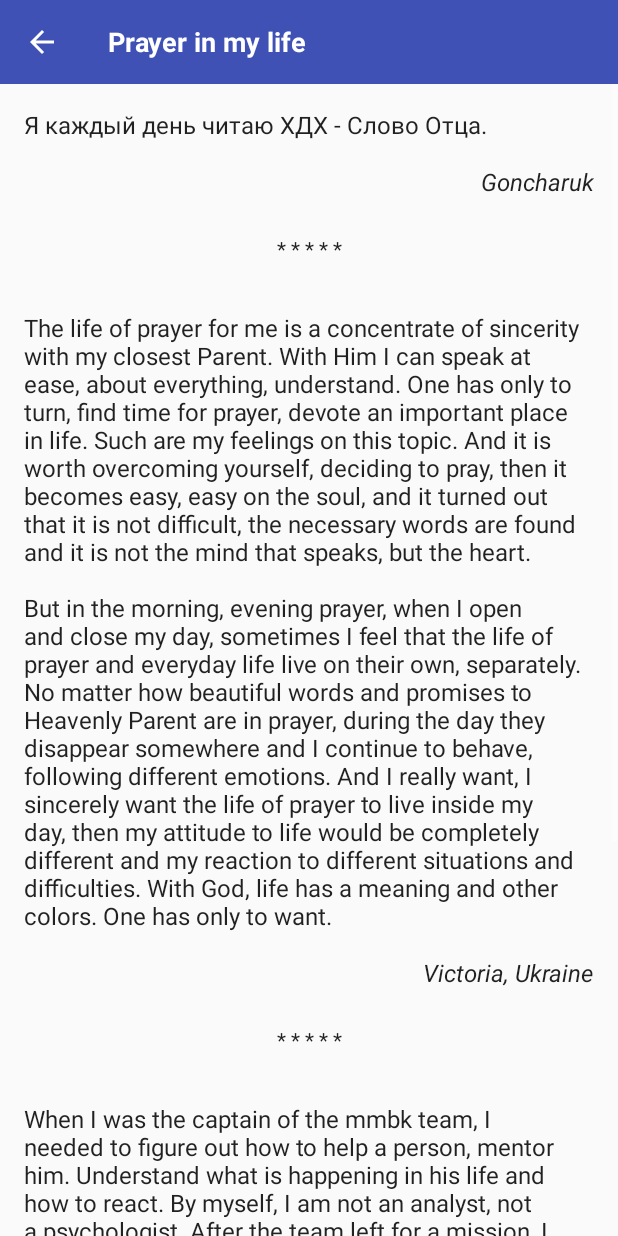
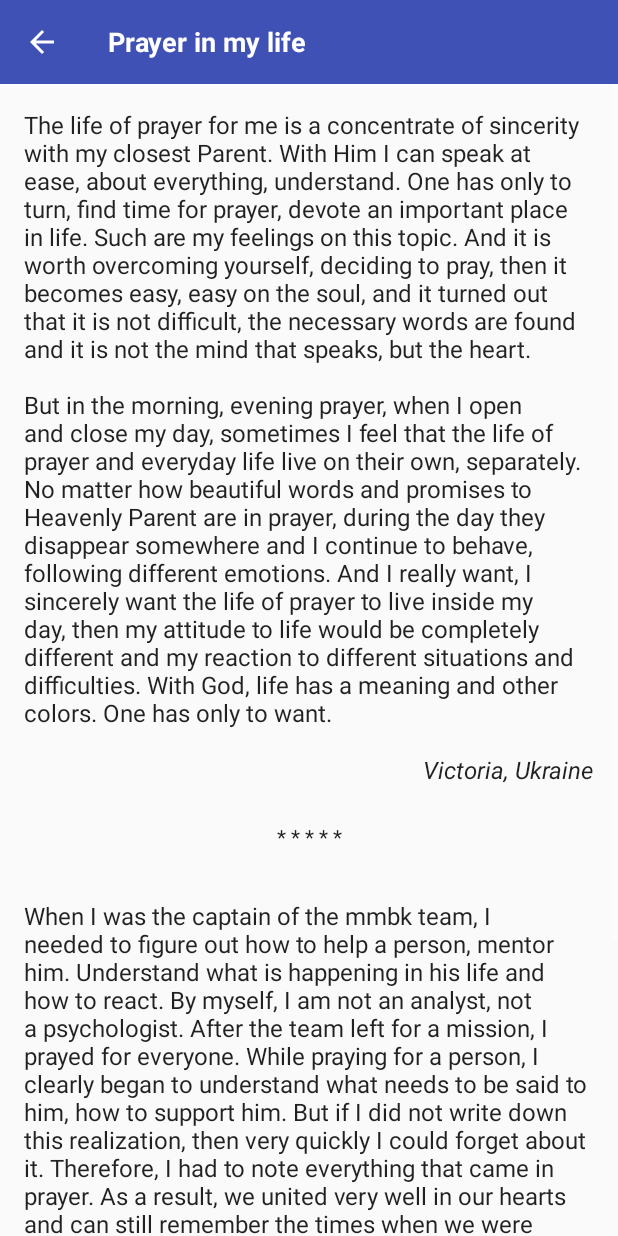
Before and after one commit to akademiya/BestFriendsKotlin, an Android app: the ExperiencesPrayerView screen opened directly, with no data from a screen before it, on a phone screen of 412 x 824 dp. Run offline under Robolectric (Android 15) with nearby library versions, the phone set to English and light mode, and no system bars; 4 statements that could not run were skipped.

Commit message:
hide ryba

```diff
--- a/app/src/main/res/layout/view_experiences_prayer.xml
+++ b/app/src/main/res/layout/view_experiences_prayer.xml
@@ -34,24 +34,24 @@
                 android:layout_height="wrap_content"
                 android:orientation="vertical">
 
-                <TextView
-                    style="@style/TextStyle_Body2_Primary_Dark"
-                    android:layout_marginStart="16dp"
-                    android:layout_marginTop="16dp"
-                    android:layout_marginEnd="16dp"
-                    android:layout_marginBottom="8dp"
-                    android:text="@string/exp3" />
+<!--                <TextView-->
+<!--                    style="@style/TextStyle_Body2_Primary_Dark"-->
+<!--                    android:layout_marginStart="16dp"-->
+<!--                    android:layout_marginTop="16dp"-->
+<!--                    android:layout_marginEnd="16dp"-->
+<!--                    android:layout_marginBottom="8dp"-->
+<!--                    android:text="@string/exp3" />-->
 
-                <TextView
-                    style="@style/TextStyle_Body2_Primary_Dark"
-                    android:layout_marginEnd="@dimen/parent_margin"
-                    android:layout_marginTop="@dimen/margin8"
-                    android:layout_gravity="end"
-                    android:textStyle="italic"
-                    android:layout_marginBottom="@dimen/margin8"
-                    android:text="@string/exp3_autor" />
+<!--                <TextView-->
+<!--                    style="@style/TextStyle_Body2_Primary_Dark"-->
+<!--                    android:layout_marginEnd="@dimen/parent_margin"-->
+<!--                    android:layout_marginTop="@dimen/margin8"-->
+<!--                    android:layout_gravity="end"-->
+<!--                    android:textStyle="italic"-->
+<!--                    android:layout_marginBottom="@dimen/margin8"-->
+<!--                    android:text="@string/exp3_autor" />-->
 
-                <TextView style="@style/Separator" />
+<!--                <TextView style="@style/Separator" />-->
 
                 <TextView
                     style="@style/TextStyle_Body2_Primary_Dark"
```
